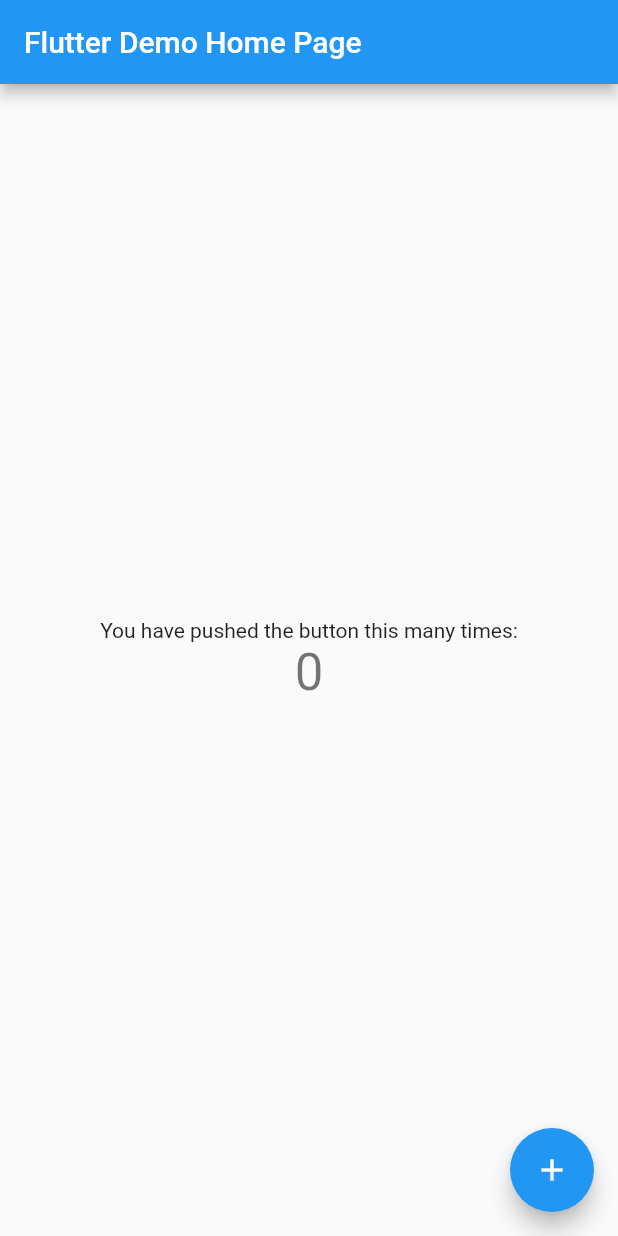
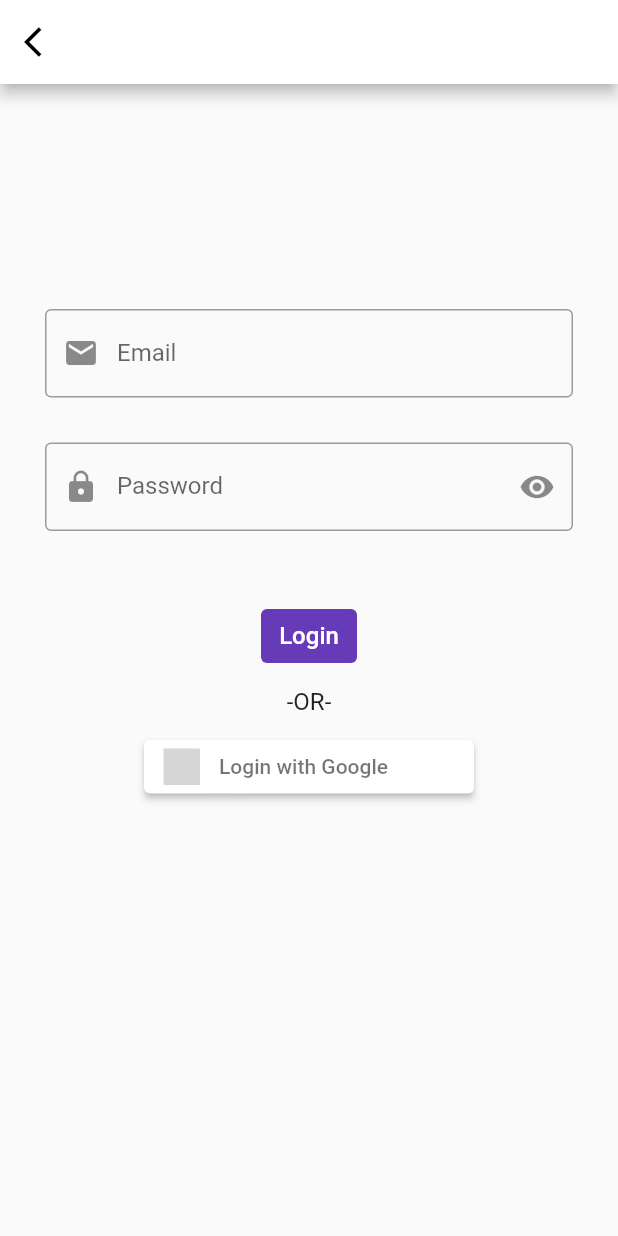
Before and after one commit to JosephLteif/QAProjectFrontEnd, a Flutter app: the screen it shows after launch, on a phone screen of 412 x 824 dp. Run offline on Flutter 3.47's test engine with Material 2 defaults, Android fonts, the phone set to English and light mode, and no system bars; our stand-ins replace flutter_signin_button, shared_preferences; grey boxes are pictures that could not be loaded.

Commit message:
first push

```diff
--- a/lib/main.dart
+++ b/lib/main.dart
@@ -1,115 +1,28 @@
+
 import 'package:flutter/material.dart';
+import 'package:provider/provider.dart';
+import 'package:qa/services/settings_prefs.dart';
+import 'package:qa/views/screens/login.dart';
 
-void main() {
-  runApp(const MyApp());
+void main() async {
+  WidgetsFlutterBinding.ensureInitialized();
+
+  return runApp(ChangeNotifierProvider<SettingsNotifier>(
+    create: (_) => SettingsNotifier(),
+    child: const MyApp(),
+  ));
 }
 
 class MyApp extends StatelessWidget {
-  const MyApp({super.key});
+  const MyApp({Key? key}) : super(key: key);
 
   // This widget is the root of your application.
   @override
   Widget build(BuildContext context) {
-    return MaterialApp(
-      title: 'Flutter Demo',
-      theme: ThemeData(
-        // This is the theme of your application.
-        //
-        // Try running your application with "flutter run". You'll see the
-        // application has a blue toolbar. Then, without quitting the app, try
-        // changing the primarySwatch below to Colors.green and then invoke
-        // "hot reload" (press "r" in the console where you ran "flutter run",
-        // or simply save your changes to "hot reload" in a Flutter IDE).
-        // Notice that the counter didn't reset back to zero; the application
-        // is not restarted.
-        primarySwatch: Colors.blue,
-      ),
-      home: const MyHomePage(title: 'Flutter Demo Home Page'),
+//    FirebaseMessaging _fcm = FirebaseMessaging.instance;
+//    PushNotificationService(_fcm).initialise(context);
+    return const MaterialApp(
+      home: Login(),
     );
   }
 }
-
-class MyHomePage extends StatefulWidget {
-  const MyHomePage({super.key, required this.title});
-
-  // This widget is the home page of your application. It is stateful, meaning
-  // that it has a State object (defined below) that contains fields that affect
-  // how it looks.
-
-  // This class is the configuration for the state. It holds the values (in this
-  // case the title) provided by the parent (in this case the App widget) and
-  // used by the build method of the State. Fields in a Widget subclass are
-  // always marked "final".
-
-  final String title;
-
-  @override
-  State<MyHomePage> createState() => _MyHomePageState();
-}
-
-class _MyHomePageState extends State<MyHomePage> {
-  int _counter = 0;
-
-  void _incrementCounter() {
-    setState(() {
-      // This call to setState tells the Flutter framework that something has
-      // changed in this State, which causes it to rerun the build method below
-      // so that the display can reflect the updated values. If we changed
-      // _counter without calling setState(), then the build method would not be
-      // called again, and so nothing would appear to happen.
-      _counter++;
-    });
-  }
-
-  @override
-  Widget build(BuildContext context) {
-    // This method is rerun every time setState is called, for instance as done
-    // by the _incrementCounter method above.
-    //
-    // The Flutter framework has been optimized to make rerunning build methods
-    // fast, so that you can just rebuild anything that needs updating rather
-    // than having to individually change instances of widgets.
-    return Scaffold(
-      appBar: AppBar(
-        // Here we take the value from the MyHomePage object that was created by
-        // the App.build method, and use it to set our appbar title.
-        title: Text(widget.title),
-      ),
-      body: Center(
-        // Center is a layout widget. It takes a single child and positions it
-        // in the middle of the parent.
-        child: Column(
-          // Column is also a layout widget. It takes a list of children and
-          // arranges them vertically. By default, it sizes itself to fit its
-          // children horizontally, and tries to be as tall as its parent.
-          //
-          // Invoke "debug painting" (press "p" in the console, choose the
-          // "Toggle Debug Paint" action from the Flutter Inspector in Android
-          // Studio, or the "Toggle Debug Paint" command in Visual Studio Code)
-          // to see the wireframe for each widget.
-          //
-          // Column has various properties to control how it sizes itself and
-          // how it positions its children. Here we use mainAxisAlignment to
-          // center the children vertically; the main axis here is the vertical
-          // axis because Columns are vertical (the cross axis would be
-          // horizontal).
-          mainAxisAlignment: MainAxisAlignment.center,
-          children: <Widget>[
-            const Text(
-              'You have pushed the button this many times:',
-            ),
-            Text(
-              '$_counter',
-              style: Theme.of(context).textTheme.headline4,
-            ),
-          ],
-        ),
-      ),
-      floatingActionButton: FloatingActionButton(
-        onPressed: _incrementCounter,
-        tooltip: 'Increment',
-        child: const Icon(Icons.add),
-      ), // This trailing comma makes auto-formatting nicer for build methods.
-    );
-  }
-}
--- /dev/null
+++ b/lib/services/material_color.dart
@@ -0,0 +1,35 @@
+import 'dart:math';
+import 'package:flutter/material.dart';
+
+MaterialColor generateMaterialColor(Color color) {
+  return MaterialColor(color.value, {
+    50: tintColor(color, 0.9),
+    100: tintColor(color, 0.8),
+    200: tintColor(color, 0.6),
+    300: tintColor(color, 0.4),
+    400: tintColor(color, 0.2),
+    500: color,
+    600: shadeColor(color, 0.1),
+    700: shadeColor(color, 0.2),
+    800: shadeColor(color, 0.3),
+    900: shadeColor(color, 0.4),
+  });
+}
+
+int tintValue(int value, double factor) =>
+    max(0, min((value + ((255 - value) * factor)).round(), 255));
+
+Color tintColor(Color color, double factor) => Color.fromRGBO(
+    tintValue(color.red, factor),
+    tintValue(color.green, factor),
+    tintValue(color.blue, factor),
+    1);
+
+int shadeValue(int value, double factor) =>
+    max(0, min(value - (value * factor).round(), 255));
+
+Color shadeColor(Color color, double factor) => Color.fromRGBO(
+    shadeValue(color.red, factor),
+    shadeValue(color.green, factor),
+    shadeValue(color.blue, factor),
+    1);
--- /dev/null
+++ b/lib/services/settings_prefs.dart
@@ -0,0 +1,59 @@
+import 'package:flutter/material.dart';
+import 'package:qa/services/storage_manager.dart';
+
+import 'material_color.dart';
+
+class SettingsNotifier extends ChangeNotifier{
+  final darkTheme = ThemeData(
+    primarySwatch: Colors.grey,
+    primaryColor: Colors.black,
+    brightness: Brightness.dark,
+    backgroundColor: const Color(0xFF212121),
+    dividerColor: Colors.black12,
+    buttonTheme: const ButtonThemeData(
+      buttonColor: Colors.deepPurple,     //  <-- dark color
+      textTheme: ButtonTextTheme.primary, //  <-- this auto selects the right color
+    ),
+    textButtonTheme: TextButtonThemeData(
+      style: TextButton.styleFrom(
+        backgroundColor: Colors.deepPurple,
+        foregroundColor: Colors.white, //  <-- this auto selects the right color
+
+      )
+    )
+  );
+
+  final lightTheme = ThemeData(
+    primaryColorLight: Colors.white,
+    primarySwatch: generateMaterialColor(Colors.white),
+    primaryColor: const Color.fromRGBO(95, 0, 196, 40),
+    brightness: Brightness.light,
+    backgroundColor: const Color.fromARGB(235, 210, 208, 208),
+    dividerColor: Colors.white54,
+     buttonTheme: const ButtonThemeData(
+      buttonColor: Colors.deepPurple,     //  <-- dark color
+      textTheme: ButtonTextTheme.primary, //  <-- this auto selects the right color
+    ),
+    textButtonTheme: TextButtonThemeData(
+    style: TextButton.styleFrom(
+      backgroundColor: Colors.deepPurple,
+      foregroundColor: Colors.white, //  <-- this auto selects the right color
+    ))
+  );
+  ThemeData _themeData = ThemeData();
+  ThemeData getTheme() => _themeData;
+SettingsNotifier() {
+    StorageManager.readData('themeMode').then((value) {
+      var themeMode = value ?? 'light';
+      if (themeMode == 'light') {
+        _themeData = lightTheme;
+        StorageManager.saveData('themeMode', 'light');
+      } else {
+        print('setting dark theme');
+        _themeData = darkTheme;
+      }
+      notifyListeners();
+    });
+
+  }
+}
--- /dev/null
+++ b/lib/services/storage_manager.dart
@@ -0,0 +1,27 @@
+import 'package:shared_preferences/shared_preferences.dart';
+
+class StorageManager {
+  static void saveData(String key, dynamic value) async {
+    final prefs = await SharedPreferences.getInstance();
+    if (value is int) {
+      prefs.setInt(key, value);
+    } else if (value is String) {
+      prefs.setString(key, value);
+    } else if (value is bool) {
+      prefs.setBool(key, value);
+    } else {
+      print("Invalid Type");
+    }
+  }
+
+  static Future<dynamic> readData(String key) async {
+    final prefs = await SharedPreferences.getInstance();
+    dynamic obj = prefs.get(key);
+    return obj;
+  }
+
+  static Future<bool> deleteData(String key) async {
+    final prefs = await SharedPreferences.getInstance();
+    return prefs.remove(key);
+  }
+}
--- /dev/null
+++ b/lib/views/screens/login.dart
@@ -0,0 +1,149 @@
+
+import 'package:flutter/material.dart';
+import 'package:qa/services/settings_prefs.dart';
+import 'package:provider/provider.dart';
+import 'package:flutter_signin_button/flutter_signin_button.dart';
+
+class Login extends StatefulWidget {
+  const Login({Key? key}) : super(key: key);
+
+  @override
+  State<Login> createState() => _Login();
+}
+
+class _Login extends State<Login> {
+
+  TextEditingController emailController = TextEditingController();
+  TextEditingController passwordController = TextEditingController();
+  final GlobalKey<FormState> _key = GlobalKey<FormState>();
+
+  String errorMessage = '';
+
+  bool _obscureText = true;
+  Icon firstIcon = const Icon(Icons.visibility);
+  Icon secondIcon = const Icon(Icons.visibility_off);
+
+  void _toggle() {
+    setState(() {
+      _obscureText = !_obscureText;
+    });
+  }
+
+  @override
+  Widget build(BuildContext context) {
+     return Consumer<SettingsNotifier>(
+        builder: (context, theme, _) => MaterialApp(
+          theme: theme.getTheme(),
+          home: Scaffold(
+            appBar: AppBar(
+                 leading: InkWell(
+                  onTap: () {
+                    Navigator.pop(context);
+                  },
+                  child: const Icon(
+                    Icons.arrow_back_ios,
+                    // color: Colors.black54,
+                  ),
+            ),
+          ),
+
+        body: SingleChildScrollView(
+                physics: const NeverScrollableScrollPhysics(),
+                child: ConstrainedBox(
+                  constraints: BoxConstraints(
+                    minWidth: MediaQuery.of(context).size.width,
+                    minHeight: MediaQuery.of(context).size.height,
+                  ),
+                  child: IntrinsicHeight(
+                      child: Column(
+                    children: [
+                      Container(
+                          alignment: Alignment.topCenter,
+                          margin: const EdgeInsets.only(
+                              top: 150, right: 30, left: 30),
+                          child: TextFormField(
+                            validator: validateEmail,
+                            controller: emailController,
+                            cursorHeight: 20,
+                            autofocus: false,
+                            decoration: const InputDecoration(
+                              prefixIcon: Icon(Icons.email),
+                              border: OutlineInputBorder(),
+                              labelText: 'Email',
+                            ),
+                          )),
+                      Container(
+                        alignment: Alignment.topCenter,
+                        margin: const EdgeInsets.all(30),
+                        child: TextFormField(
+                          controller: passwordController,
+                          decoration: InputDecoration(
+                              labelText: 'Password',
+                              border: const OutlineInputBorder(),
+                              prefixIcon: const Icon(Icons.lock),
+                              suffixIcon: IconButton(
+                                icon: _obscureText ? firstIcon : secondIcon,
+                                onPressed: () {
+                                  _toggle();
+                                },
+                              )),
+                          validator: validatePassword,
+                          obscureText: _obscureText,
+                        ),
+                      ),
+                      Text(
+                        errorMessage,
+                        style: const TextStyle(
+                            color: Colors.redAccent,
+                            fontWeight: FontWeight.normal),
+                      ),
+                      Container(
+                        margin: const EdgeInsets.only(bottom: 10),
+                        child: TextButton(
+                          style: theme.getTheme().textButtonTheme.style,
+                          onPressed: () async {
+
+                          },
+                          child: const Text(
+                            "Login",
+                            style: TextStyle(fontSize: 16),
+                          ),
+                        ),
+                      ),
+                      const Text(
+                        "-OR-",
+                        style: TextStyle(fontSize: 16),
+                      ),
+                      Container(
+                          margin: const EdgeInsets.only(top: 10),
+                          child: SignInButton(
+                            Buttons.Google,
+                            text: "Login with Google",
+                            onPressed: () async {
+                            },
+                          ))
+                    ],
+                  )),
+                ),
+              )),
+        ));
+  }
+    }
+
+  String? validateEmail(String? formEmail) {
+    if (formEmail == null || formEmail.isEmpty) {
+      return 'E-mail address is required.';
+    }
+    String pattern = r'\w+@\w+\.\w+';
+    RegExp regex = RegExp(pattern);
+    if (!regex.hasMatch(formEmail)) return 'Invalid E-mail Address format.';
+
+    return null;
+  }
+
+  String? validatePassword(String? formPassword) {
+    if (formPassword == null || formPassword.isEmpty) {
+      return 'Password is required.';
+    }
+    return null;
+  }
```
Also changed, not shown: pubspec.yaml (+6 -1 lines), pubspec.lock, 1 other file.
